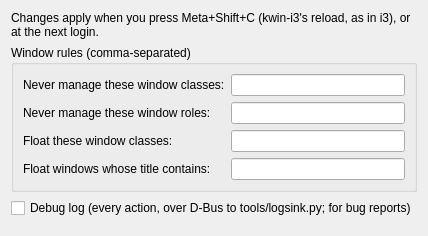
First picture: the form in package/contents/ui/config.ui, repository grandpaul2/kwin-i3, before the edit.
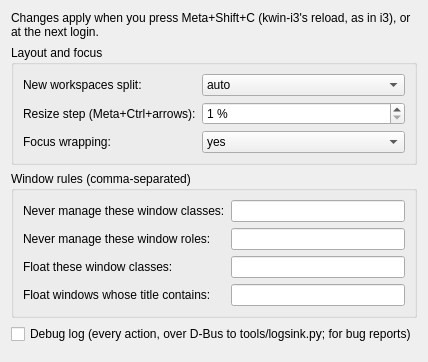
Second picture: the form after the edit.

Commit message: Settings step (b): resize step, default orientation, focus wrapping (docs/spec-settings.md; not live)

The edit to the form file:
```diff
--- a/package/contents/ui/config.ui
+++ b/package/contents/ui/config.ui
@@ -15,6 +15,104 @@
      </property>
     </widget>
    </item>
+   <item>
+    <widget class="QGroupBox" name="layoutGroup">
+     <property name="title">
+      <string>Layout and focus</string>
+     </property>
+     <layout class="QFormLayout" name="layoutLayout">
+      <item row="0" column="0">
+       <widget class="QLabel" name="defaultOrientationLabel">
+        <property name="text">
+         <string>New workspaces split:</string>
+        </property>
+       </widget>
+      </item>
+      <item row="0" column="1">
+       <widget class="QComboBox" name="kcfg_defaultOrientation">
+        <property name="kcfg_property" stdset="0">
+         <cstring>currentText</cstring>
+        </property>
+        <property name="toolTip">
+         <string>i3's default_orientation. auto: side by side, unless the monitor is taller than wide. Applies to workspaces created after the change.</string>
+        </property>
+        <item>
+         <property name="text">
+          <string>auto</string>
+         </property>
+        </item>
+        <item>
+         <property name="text">
+          <string>horizontal</string>
+         </property>
+        </item>
+        <item>
+         <property name="text">
+          <string>vertical</string>
+         </property>
+        </item>
+       </widget>
+      </item>
+      <item row="1" column="0">
+       <widget class="QLabel" name="resizeStepLabel">
+        <property name="text">
+         <string>Resize step (Meta+Ctrl+arrows):</string>
+        </property>
+       </widget>
+      </item>
+      <item row="1" column="1">
+       <widget class="QSpinBox" name="kcfg_resizeStep">
+        <property name="suffix">
+         <string> %</string>
+        </property>
+        <property name="minimum">
+         <number>1</number>
+        </property>
+        <property name="maximum">
+         <number>50</number>
+        </property>
+       </widget>
+      </item>
+      <item row="2" column="0">
+       <widget class="QLabel" name="focusWrappingLabel">
+        <property name="text">
+         <string>Focus wrapping:</string>
+        </property>
+       </widget>
+      </item>
+      <item row="2" column="1">
+       <widget class="QComboBox" name="kcfg_focusWrapping">
+        <property name="kcfg_property" stdset="0">
+         <cstring>currentText</cstring>
+        </property>
+        <property name="toolTip">
+         <string>i3's focus_wrapping. yes: at the edge, to the next monitor, else wrap around. no: never wrap, but cross to the next monitor. force: always wrap inside the container. workspace: wrap, never leave the workspace.</string>
+        </property>
+        <item>
+         <property name="text">
+          <string>yes</string>
+         </property>
+        </item>
+        <item>
+         <property name="text">
+          <string>no</string>
+         </property>
+        </item>
+        <item>
+         <property name="text">
+          <string>force</string>
+         </property>
+        </item>
+        <item>
+         <property name="text">
+          <string>workspace</string>
+         </property>
+        </item>
+       </widget>
+      </item>
+     </layout>
+    </widget>
+   </item>
    <item>
     <widget class="QGroupBox" name="rulesGroup">
      <property name="title">
```
The commit also changes 11 other files.
